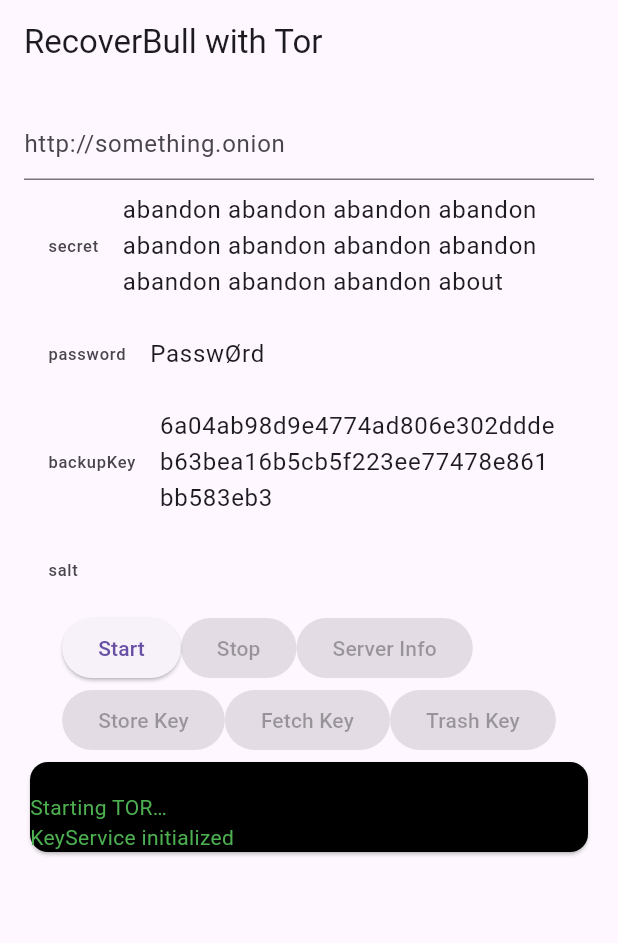
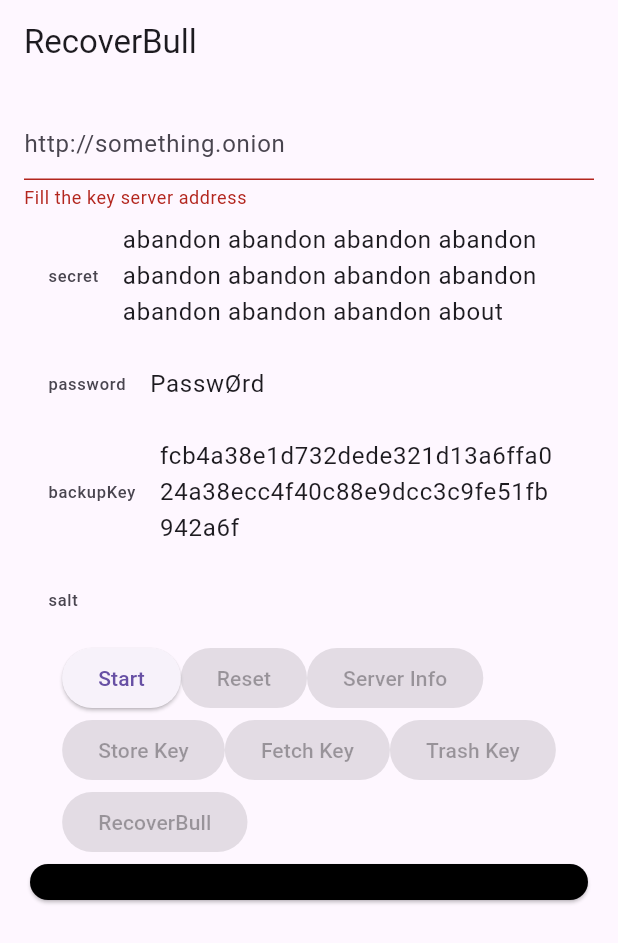
Before and after one commit to SatoshiPortal/recoverbull-client-dart, a Flutter app: the screen it shows after launch, after a tap on "Start", on a phone screen of 412 x 824 dp. Shown: the top 943 px of the screen. Run offline on Flutter 3.47's test engine with Material 3 defaults, Android fonts, the phone set to English and light mode, and no system bars; our stand-ins replace hex; missing offline and left inert: bip32, bip39_mnemonic, nostr, pointycastle, socks5_proxy, tor.

Commit message:
docs: show example with and without Tor

```diff
--- a/example/lib/main.dart
+++ b/example/lib/main.dart
@@ -14,47 +14,56 @@ class MyApp extends StatelessWidget {
 
   @override
   Widget build(BuildContext context) {
-    return MaterialApp(home: TorExample());
+    return MaterialApp(home: Example());
   }
 }
 
-class TorExample extends StatefulWidget {
-  const TorExample({super.key});
+class Example extends StatefulWidget {
+  const Example({super.key});
 
   @override
-  State<TorExample> createState() => _TorExampleState();
+  State<Example> createState() => _ExampleState();
 }
 
 final secret =
     'abandon abandon abandon abandon abandon abandon abandon abandon abandon abandon abandon about';
 final password = "PasswØrd";
 final _backupKey =
+    'fcb4a38e1d732dede321d13a6ffa024a38ecc4f40c88e9dcc3c9fe51fb942a6f';
+final _keyServerPublicKey =
     '6a04ab98d9e4774ad806e302dddeb63bea16b5cb5f223ee77478e861bb583eb3';
 
-class _TorExampleState extends State<TorExample> {
+class _ExampleState extends State<Example> {
   String log = "";
   KeyService? _keyService;
+  Tor? _tor;
   bool _torLoading = false;
   bool _stored = false;
   bool _trashed = false;
   String _backupId = '';
   String _salt = '';
   final _keyServerUrl = TextEditingController();
+  final _formKey = GlobalKey<FormState>();
 
   @override
   Widget build(BuildContext context) {
     return Scaffold(
-      appBar: AppBar(title: Text("RecoverBull with Tor")),
+      appBar: AppBar(title: Text("RecoverBull")),
       body: Padding(
         padding: EdgeInsets.all(16),
+        child: Form(
+          key: _formKey,
           child: SingleChildScrollView(
             child: Column(
               children: [
                 TextFormField(
                   controller: _keyServerUrl,
-                decoration: InputDecoration(hintText: 'http://something.onion'),
+                  decoration:
+                      InputDecoration(hintText: 'http://something.onion'),
                   validator: (value) {
-                  if (value == null) return 'Fill with an onion address';
+                    if (value == null) return 'Fill the key server address';
+                    if (value.isEmpty) return 'Fill the key server address';
+
                     try {
                       Uri.parse(value);
                       return null;
@@ -75,11 +84,8 @@ class _TorExampleState extends State<TorExample> {
                             ? CircularProgressIndicator()
                             : Text('Start')),
                     ElevatedButton(
-                      onPressed:
-                          _keyService != null && _keyService!.isTorWorking
-                              ? stopTor
-                              : null,
-                      child: Text('Stop')),
+                        onPressed: _keyService != null ? stopTor : null,
+                        child: Text('Reset')),
                     ElevatedButton(
                         onPressed: _keyService != null ? getInfo : null,
                         child: Text('Server Info')),
@@ -96,6 +102,9 @@ class _TorExampleState extends State<TorExample> {
                             ? trashBackupKey
                             : null,
                         child: Text('Trash Key')),
+                    ElevatedButton(
+                        onPressed: _keyService != null ? recoverbull : null,
+                        child: Text('RecoverBull')),
                   ],
                 ),
                 Card(
@@ -112,28 +121,38 @@ class _TorExampleState extends State<TorExample> {
             ),
           ),
         ),
+      ),
     );
   }
 
   void startTor() async {
+    if (!_formKey.currentState!.validate()) return;
+
+    final keyServerUri = Uri.parse(_keyServerUrl.text);
+
+    final tld = keyServerUri.host.split('.').last;
+    if (tld == 'onion') {
       _torLoading = true;
       log += '\nStarting TOR…';
       setState(() {});
 
-    // Configure SOCKS5 Proxy for Tor
-    final keyServer = Uri.parse(_keyServerUrl.text);
-    final keyServerPublicKey =
-        '6a04ab98d9e4774ad806e302dddeb63bea16b5cb5f223ee77478e861bb583eb3';
-    _keyService = await KeyService.withTor(
-      keyServer: keyServer,
-      keyServerPublicKey: keyServerPublicKey,
+      await Tor.init();
+      await Tor.instance.start(); // start the proxy
+      _tor = Tor.instance;
+    }
+
+    _keyService = KeyService(
+      keyServer: keyServerUri,
+      keyServerPublicKey: _keyServerPublicKey,
+      tor: _tor, // null if not onion link
     );
+
     _torLoading = false;
     setState(() => log += '\nKeyService initialized');
   }
 
   void stopTor() {
-    _keyService?.killTor();
+    _keyService?.dispose();
     log = '';
     _keyService = null;
     setState(() {});
@@ -146,7 +165,6 @@ class _TorExampleState extends State<TorExample> {
       final info = await _keyService!.serverInfo();
       setState(() => log += '\ninfo: ${info.canary}');
     } catch (e) {
-      print(e);
       setState(() => log += '\nError: $e');
     }
   }
@@ -182,7 +200,7 @@ class _TorExampleState extends State<TorExample> {
         password.isEmpty ||
         _salt.isEmpty ||
         _keyService == null) {
-      print('missing parameters');
+      setState(() => log += '\nmissing params');
       return;
     }
 
@@ -200,7 +218,7 @@ class _TorExampleState extends State<TorExample> {
         password.isEmpty ||
         _salt.isEmpty ||
         _keyService == null) {
-      print('missing parameters');
+      setState(() => log += '\nmissing params');
       return;
     }
 
@@ -213,4 +231,44 @@ class _TorExampleState extends State<TorExample> {
     _trashed = true;
     setState(() => log += '\ntrash key: ${HEX.encode(backupKey)} ');
   }
+
+  recoverbull() async {
+    if (_keyService == null) return;
+
+    setState(() => log = '');
+
+    final backup = BackupService.createBackup(
+      secret: utf8.encode(secret),
+      backupKey: HEX.decode(_backupKey),
+    );
+    setState(() => log += '\nbackup created: ${backup.id}');
+
+    final secretRestored = BackupService.restoreBackup(
+      backup: backup,
+      backupKey: HEX.decode(_backupKey),
+    );
+    setState(() => log += '\nsecret restored: $secretRestored');
+
+    final info = await _keyService!.serverInfo();
+    setState(() => log += '\ninfo.cooldown: ${info.cooldown}');
+    setState(() => log += '\ninfo.canary: ${info.canary}');
+    setState(() => log += '\ninfo.secretMaxLength: ${info.secretMaxLength}');
+
+    await _keyService!.storeBackupKey(
+      backupId: backup.id,
+      password: password,
+      backupKey: HEX.decode(_backupKey),
+      salt: HEX.decode(backup.salt),
+    );
+    setState(() => log += '\nbackup key stored encrypted on the server');
+
+    final backupKeyBytes = await _keyService!.fetchBackupKey(
+      backupId: backup.id,
+      password: password,
+      salt: HEX.decode(backup.salt),
+    );
+    final backupKeyRecovered = HEX.encode(backupKeyBytes);
+    setState(() =>
+        log += '\nbackup key recovered: $backupKeyRecovered from the server');
   }
+}
```
Lines whose indentation alone changed are shown as unchanged.
